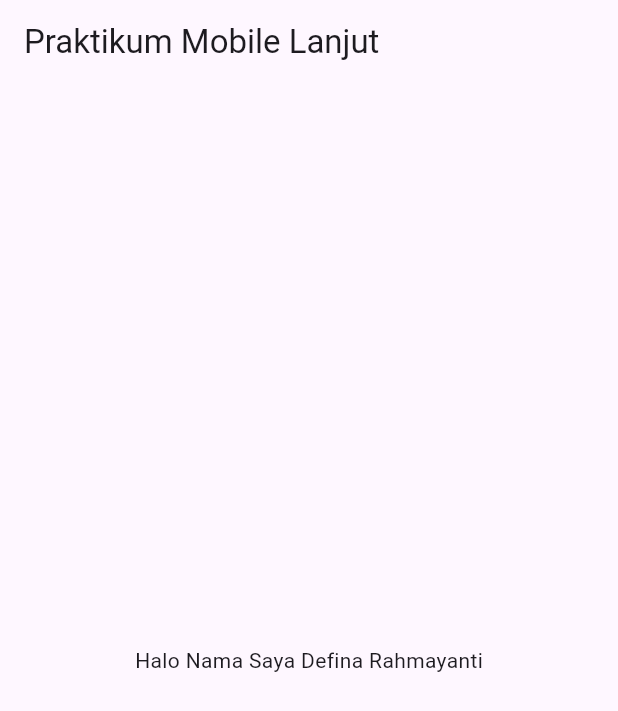
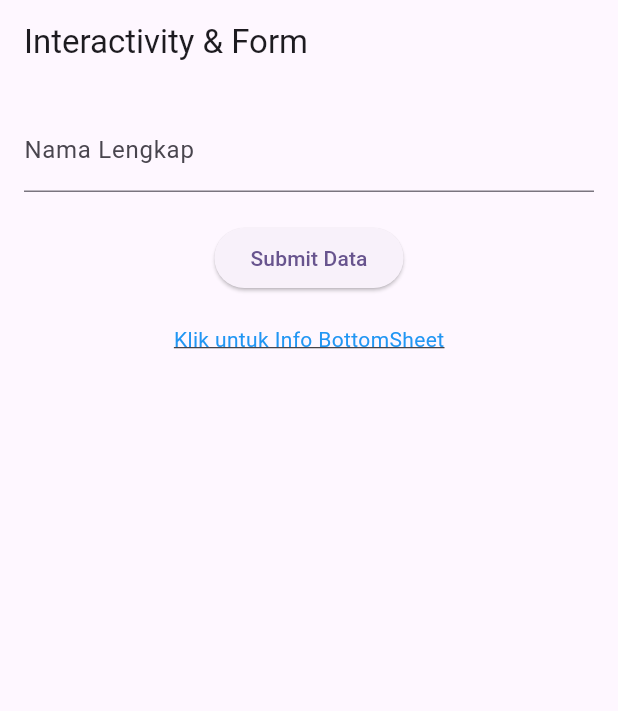
Before and after one commit to defina-ra/prak-mobilelanjut-2407051023, a Flutter app: the screen it shows after launch, on a phone screen of 412 x 824 dp. Shown: the top 711 px of the screen. Run offline on Flutter 3.47's test engine with Material 3 defaults, Android fonts, the phone set to English and light mode, and no system bars.

Commit message:
membuat form interaktif pertemuan 4

```diff
--- /dev/null
+++ b/lib/form_widget.dart
@@ -0,0 +1,96 @@
+import 'package:flutter/material.dart';
+
+class FormWidget extends StatefulWidget {
+  const FormWidget({super.key});
+
+  @override
+  State<FormWidget> createState() => _FormWidgetState();
+}
+
+class _FormWidgetState extends State<FormWidget> {
+  final _formKey = GlobalKey<FormState>();
+
+  final TextEditingController _namaController =
+      TextEditingController();
+
+  @override
+  Widget build(BuildContext context) {
+    return Scaffold(
+      appBar: AppBar(
+        title: const Text('Interactivity & Form'),
+      ),
+      body: Padding(
+        padding: const EdgeInsets.all(16.0),
+        child: Form(
+          key: _formKey,
+          child: Column(
+            children: [
+              // ini textfield sama validasinya
+              TextFormField(
+                controller: _namaController,
+                decoration: const InputDecoration(
+                  labelText: 'Nama Lengkap',
+                ),
+                validator: (value) =>
+                    value!.isEmpty
+                        ? 'Nama tidak boleh kosong!'
+                        : null,
+              ),
+
+              const SizedBox(height: 20),
+
+              // ini button dan event handlingnya
+              ElevatedButton(
+                onPressed: () {
+                  if (_formKey.currentState!.validate()) {
+                    showDialog(
+                      context: context,
+                      builder: (context) => AlertDialog(
+                        title: const Text('Sukses'),
+                        content: Text(
+                          'Halo ${_namaController.text}!',
+                        ),
+                        actions: [
+                          TextButton(
+                            onPressed: () =>
+                                Navigator.pop(context),
+                            child: const Text('OK'),
+                          ),
+                        ],
+                      ),
+                    );
+                  }
+                },
+                child: const Text('Submit Data'),
+              ),
+
+              const SizedBox(height: 20),
+
+              // ini gesture sama bottom sheetnya
+              GestureDetector(
+                onTap: () {
+                  showModalBottomSheet(
+                    context: context,
+                    builder: (context) => const Padding(
+                      padding: EdgeInsets.all(20),
+                      child: Text(
+                        'Ini Bottom Sheet dari GestureDetector',
+                      ),
+                    ),
+                  );
+                },
+                child: const Text(
+                  'Klik untuk Info BottomSheet',
+                  style: TextStyle(
+                    color: Colors.blue,
+                    decoration: TextDecoration.underline,
+                  ),
+                ),
+              ),
+            ],
+          ),
+        ),
+      ),
+    );
+  }
+}
--- a/lib/main.dart
+++ b/lib/main.dart
@@ -1,4 +1,5 @@
 import 'package:flutter/material.dart';
+import 'form_widget.dart';
 
 void main() {
   runApp(const MyApp());
@@ -10,14 +11,12 @@
   @override
   Widget build(BuildContext context) {
     return MaterialApp(
-      home: Scaffold(
-        appBar: AppBar(
-          title: const Text('Praktikum Mobile Lanjut'),
-        ),
-        body: const Center(
-          child: Text('Halo Nama Saya Defina Rahmayanti'),
-        ),
+      title: 'Praktikum Mobile Lanjut',
+      theme: ThemeData(
+        colorScheme: ColorScheme.fromSeed(seedColor: Colors.deepPurple),
+        useMaterial3: true,
       ),
+      home: const FormWidget(),
     );
   }
 }
```
